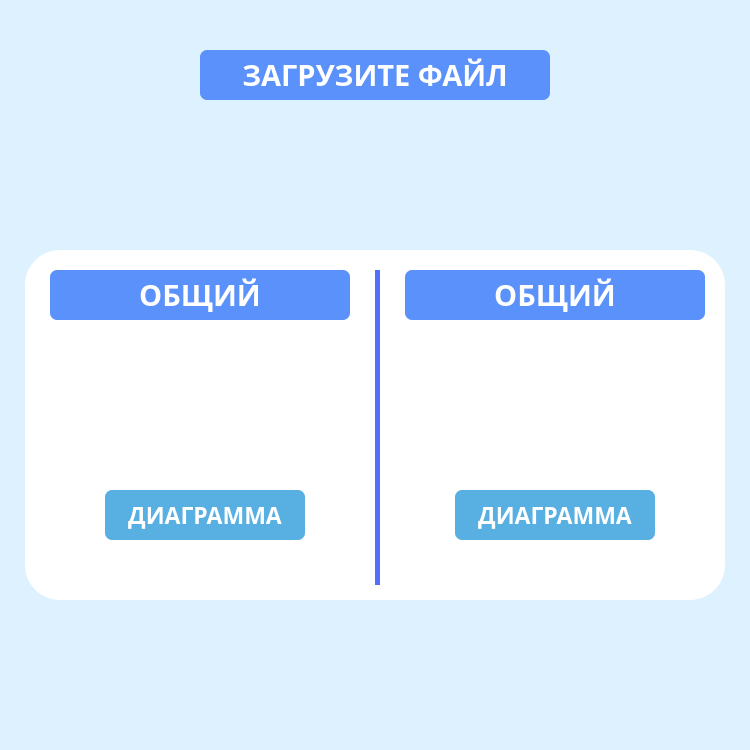
Qt form design.ui (aleksgov/Telecom) before a commit.
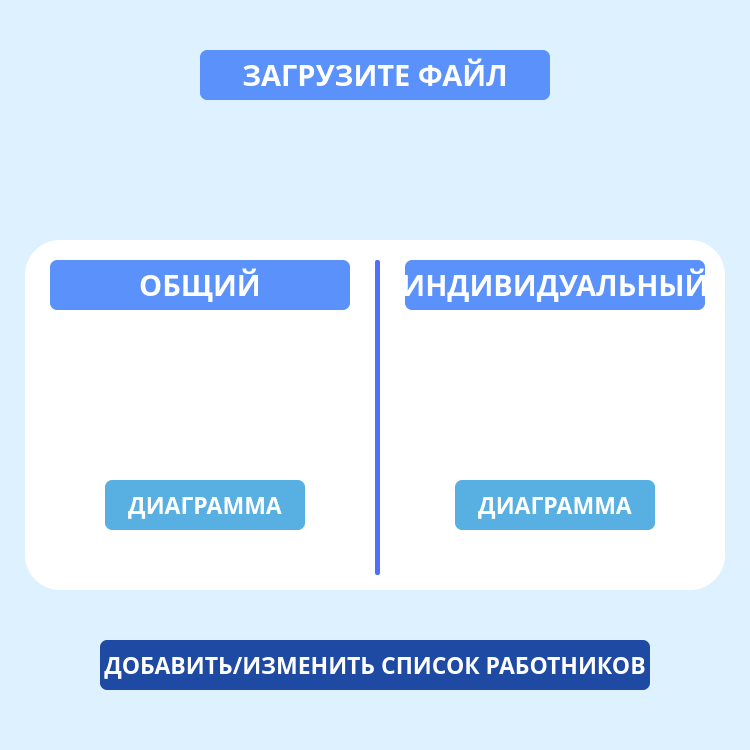
The same form after that commit. Icons and pictures are not drawn.

Commit message: Add changeButton for worker's table

The edit to the form file:
```diff
--- a/design.ui
+++ b/design.ui
@@ -76,7 +76,7 @@
     <property name="geometry">
      <rect>
       <x>25</x>
-      <y>250</y>
+      <y>240</y>
       <width>700</width>
       <height>350</height>
      </rect>
@@ -137,7 +137,8 @@
       </rect>
      </property>
      <property name="styleSheet">
-      <string notr="true">background-color: rgb(82,110,255)
+      <string notr="true">background-color: rgb(82,110,255);
+border-radius: 2px;
 </string>
      </property>
     </widget>
@@ -205,7 +206,7 @@
 border-radius: 7px;</string>
      </property>
      <property name="text">
-      <string>ОБЩИЙ</string>
+      <string>ИНДИВИДУАЛЬНЫЙ</string>
      </property>
      <property name="alignment">
       <set>Qt::AlignCenter</set>
@@ -301,6 +302,46 @@
      </property>
     </widget>
    </widget>
+   <widget class="QPushButton" name="changeButton">
+    <property name="enabled">
+     <bool>true</bool>
+    </property>
+    <property name="geometry">
+     <rect>
+      <x>100</x>
+      <y>640</y>
+      <width>550</width>
+      <height>50</height>
+     </rect>
+    </property>
+    <property name="font">
+     <font>
+      <family>Century Gothic</family>
+      <pointsize>17</pointsize>
+      <weight>75</weight>
+      <bold>true</bold>
+      <stylestrategy>PreferAntialias</stylestrategy>
+      <kerning>true</kerning>
+     </font>
+    </property>
+    <property name="cursor">
+     <cursorShape>PointingHandCursor</cursorShape>
+    </property>
+    <property name="mouseTracking">
+     <bool>false</bool>
+    </property>
+    <property name="autoFillBackground">
+     <bool>false</bool>
+    </property>
+    <property name="styleSheet">
+     <string notr="true">background-color: rgb(30, 74, 163);
+color: white;
+border-radius: 7px;</string>
+    </property>
+    <property name="text">
+     <string>ДОБАВИТЬ/ИЗМЕНИТЬ СПИСОК РАБОТНИКОВ</string>
+    </property>
+   </widget>
   </widget>
   <widget class="QMenuBar" name="menubar">
    <property name="geometry">
```
Left out of the diff: 6 changed lines with no effect on the pictures. The commit also changes 3 other files.
